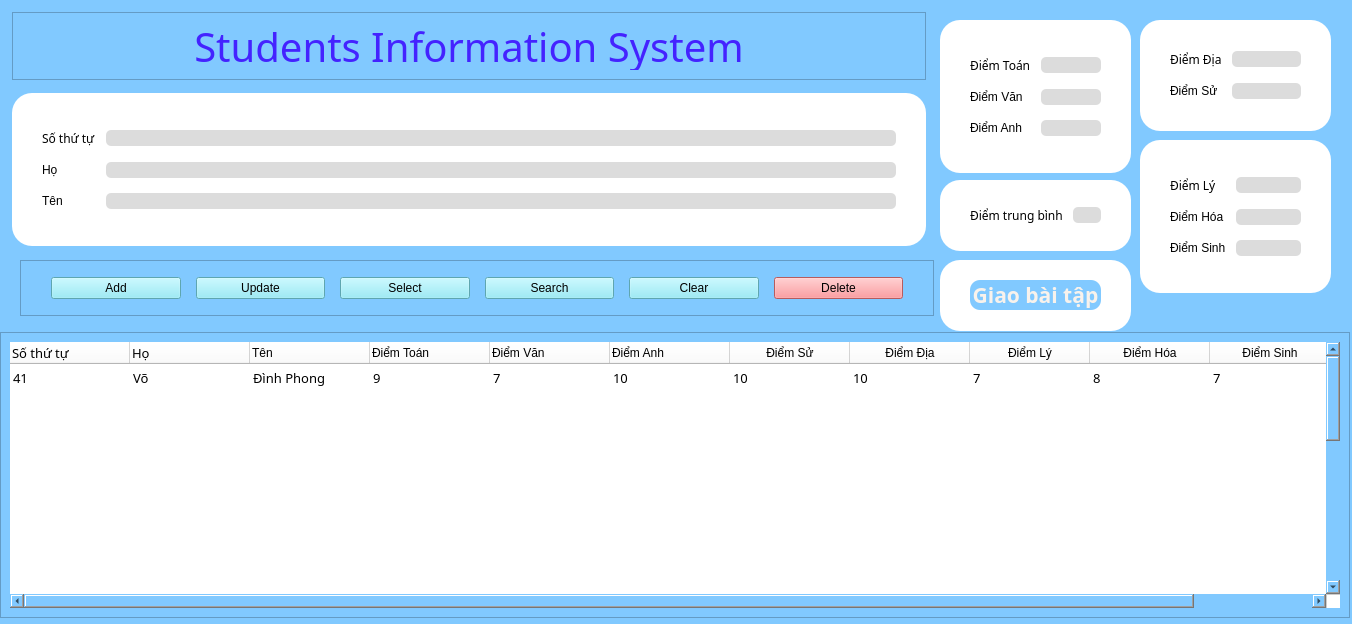
Old version of the form TL-C4K-PTA02/Cuoi_Khoa_Python/main-tc.ui in the repository DinhPhongNe/Python-course.
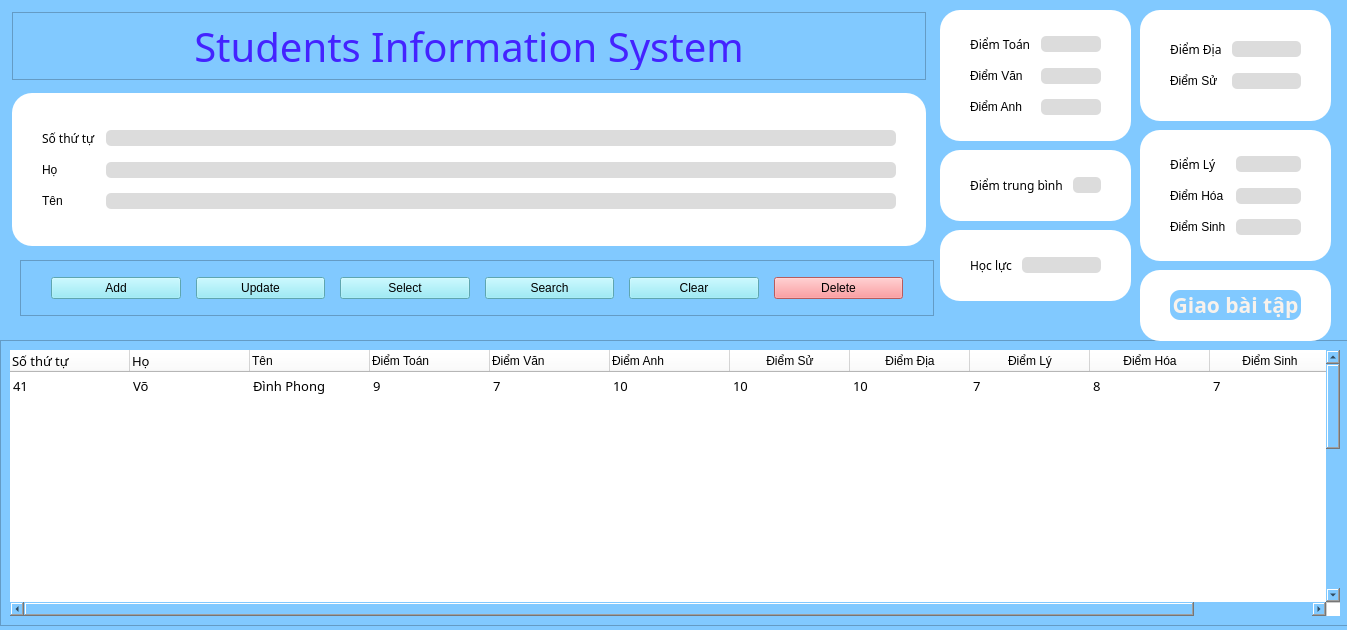
New version of the form. Icons and pictures are not drawn.

Patch:
```diff
--- a/TL-C4K-PTA02/Cuoi_Khoa_Python/main-tc.ui
+++ b/TL-C4K-PTA02/Cuoi_Khoa_Python/main-tc.ui
@@ -6,8 +6,8 @@
    <rect>
     <x>0</x>
     <y>0</y>
-    <width>1352</width>
-    <height>624</height>
+    <width>1347</width>
+    <height>630</height>
    </rect>
   </property>
   <property name="windowTitle">
@@ -21,7 +21,7 @@
     <property name="geometry">
      <rect>
       <x>0</x>
-      <y>332</y>
+      <y>340</y>
       <width>1350</width>
       <height>286</height>
      </rect>
@@ -698,9 +698,9 @@
     <property name="geometry">
      <rect>
       <x>940</x>
-      <y>20</y>
+      <y>10</y>
       <width>191</width>
-      <height>153</height>
+      <height>131</height>
      </rect>
     </property>
     <property name="styleSheet">
@@ -816,7 +816,7 @@
     <property name="geometry">
      <rect>
       <x>1140</x>
-      <y>20</y>
+      <y>10</y>
       <width>191</width>
       <height>111</height>
      </rect>
@@ -912,9 +912,9 @@
     <property name="geometry">
      <rect>
       <x>1140</x>
-      <y>140</y>
+      <y>130</y>
       <width>191</width>
-      <height>153</height>
+      <height>131</height>
      </rect>
     </property>
     <property name="styleSheet">
@@ -1027,7 +1027,7 @@
     <property name="geometry">
      <rect>
       <x>940</x>
-      <y>180</y>
+      <y>150</y>
       <width>191</width>
       <height>71</height>
      </rect>
@@ -1119,8 +1119,8 @@
    <widget class="QFrame" name="info_frame_6">
     <property name="geometry">
      <rect>
-      <x>940</x>
-      <y>260</y>
+      <x>1140</x>
+      <y>270</y>
       <width>191</width>
       <height>71</height>
      </rect>
@@ -1181,6 +1181,83 @@
      </item>
     </layout>
    </widget>
+   <widget class="QFrame" name="info_frame_7">
+    <property name="geometry">
+     <rect>
+      <x>940</x>
+      <y>230</y>
+      <width>191</width>
+      <height>71</height>
+     </rect>
+    </property>
+    <property name="styleSheet">
+     <string notr="true">background-color: rgb(255,255,255);
+border-radius: 20px;</string>
+    </property>
+    <property name="frameShape">
+     <enum>QFrame::StyledPanel</enum>
+    </property>
+    <property name="frameShadow">
+     <enum>QFrame::Raised</enum>
+    </property>
+    <layout class="QGridLayout" name="gridLayout_32">
+     <property name="leftMargin">
+      <number>30</number>
+     </property>
+     <property name="topMargin">
+      <number>20</number>
+     </property>
+     <property name="rightMargin">
+      <number>30</number>
+     </property>
+     <property name="bottomMargin">
+      <number>20</number>
+     </property>
+     <property name="horizontalSpacing">
+      <number>20</number>
+     </property>
+     <property name="verticalSpacing">
+      <number>10</number>
+     </property>
+     <item row="0" column="0">
+      <layout class="QGridLayout" name="gridLayout_33">
+       <property name="horizontalSpacing">
+        <number>10</number>
+       </property>
+       <property name="verticalSpacing">
+        <number>15</number>
+       </property>
+       <item row="0" column="0">
+        <widget class="QLabel" name="label_41">
+         <property name="font">
+          <font>
+           <family>Segoe UI Semibold</family>
+          </font>
+         </property>
+         <property name="styleSheet">
+          <string notr="true">color: rgb(0,0,0);</string>
+         </property>
+         <property name="text">
+          <string>Học lực</string>
+         </property>
+        </widget>
+       </item>
+       <item row="0" column="1">
+        <widget class="QLineEdit" name="lineEdit_34">
+         <property name="styleSheet">
+          <string notr="true">color: black;
+background-color:rgb(220,220,220);
+border-radius:5px;</string>
+         </property>
+         <property name="inputMethodHints">
+          <set>Qt::ImhDigitsOnly</set>
+         </property>
+        </widget>
+       </item>
+      </layout>
+     </item>
+    </layout>
+   </widget>
   </widget>
  </widget>
  <resources/>
```
